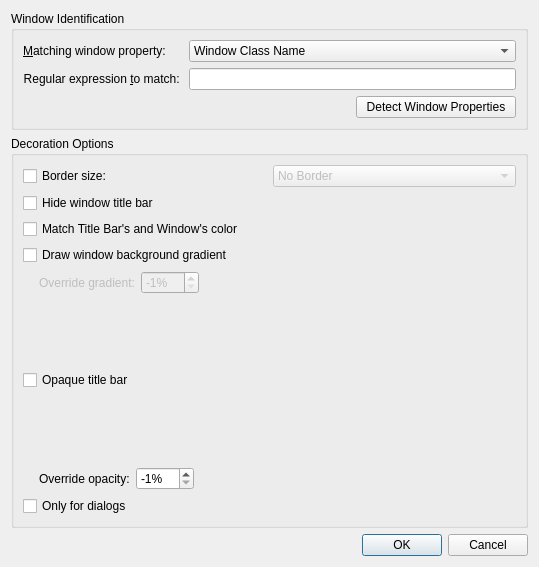
kupiqu/SierraBreezeEnhanced, file config/ui/breezeexceptiondialog.ui: the form before one commit.
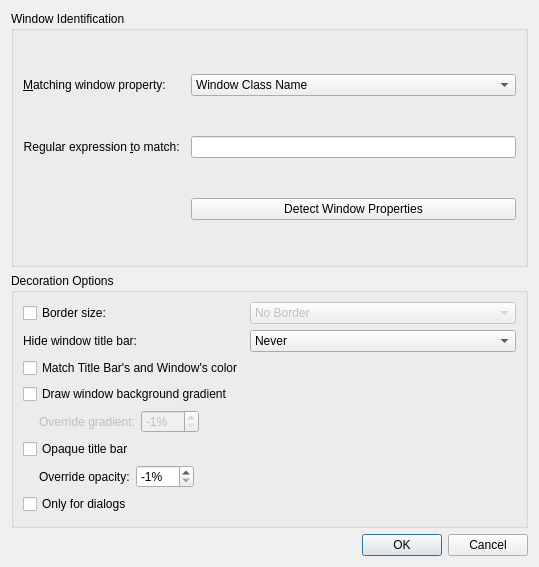
The form after the commit.

Commit message: hide titlebar: never / maximized windows / always

```diff
--- a/config/ui/breezeexceptiondialog.ui
+++ b/config/ui/breezeexceptiondialog.ui
@@ -46,7 +46,7 @@
         </property>
        </widget>
       </item>
-      <item row="2" column="2">
+      <item row="2" column="1" colspan="2">
        <widget class="QPushButton" name="detectDialogButton">
         <property name="text">
          <string>Detect Window Properties</string>
@@ -90,7 +90,7 @@
         </property>
        </widget>
       </item>
-      <item row="0" column="1">
+      <item row="0" column="1" colspan="2">
        <widget class="QComboBox" name="borderSizeComboBox">
         <property name="enabled">
          <bool>false</bool>
@@ -149,7 +149,7 @@
 ￼	        </property>
 ￼	       </widget>
 ￼	      </item>
-￼	      <item row="5" column="0" colspan="2">
+￼	      <!--<item row="7" column="0" colspan="2">
        <spacer name="verticalSpacer">
         <property name="orientation">
          <enum>Qt::Vertical</enum>
@@ -161,12 +161,37 @@
          </size>
         </property>
        </spacer>
-      </item>
-      <item row="1" column="0">
-       <widget class="QCheckBox" name="hideTitleBar">
+      </item>-->
+      <item row="1" column="0" alignment="Qt::AlignLeft">
+         <widget class="QLabel" name="label_3">
+           <property name="text">
+             <string>Hide window title bar:</string>
+           </property>
+           <property name="alignment">
+             <set>Qt::AlignRight|Qt::AlignTrailing|Qt::AlignVCenter</set>
+           </property>
+           <property name="buddy">
+             <cstring>hideTitleBar</cstring>
+           </property>
+         </widget>
+       </item>
+       <item row="1" column="1" colspan="2">
+         <widget class="QComboBox" name="hideTitleBar">
+         <item>
         <property name="text">
-         <string>Hide window title bar</string>
-        </property>
+           <string>Never</string>
+          </property>
+         </item>
+         <item>
+          <property name="text">
+           <string>Maximized Windows</string>
+          </property>
+         </item>
+         <item>
+          <property name="text">
+           <string>Always</string>
+          </property>
+         </item>
        </widget>
       </item>
       <item row="2" column="0">
```
Lines whose indentation alone changed are shown as unchanged. The commit also changes 7 other files.
